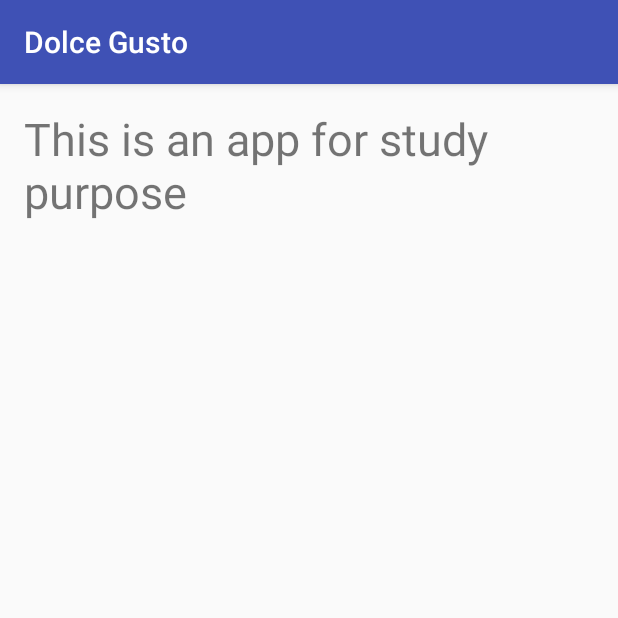
After one commit to rborcat/studies, an Android app: the AboutActivity screen opened directly, with no data from a screen before it, on a phone screen of 412 x 824 dp, the top half of it. The commit adds this screen. Run offline under Robolectric (Android 15) with nearby library versions, the light colour scheme and no system bars.

Commit message:
About section

```diff
--- a/android/DolceGusto/app/src/main/AndroidManifest.xml
+++ b/android/DolceGusto/app/src/main/AndroidManifest.xml
@@ -15,7 +15,8 @@
                 <category android:name="android.intent.category.LAUNCHER" />
             </intent-filter>
         </activity>
-        <activity android:name=".CapsulasActivity"></activity>
+        <activity android:name=".CapsulasActivity" />
+        <activity android:name=".AboutActivity"></activity>
     </application>
 
 </manifest>
--- /dev/null
+++ b/android/DolceGusto/app/src/main/java/com/upversionlab/dolcegusto/AboutActivity.java
@@ -0,0 +1,13 @@
+package com.upversionlab.dolcegusto;
+
+import android.support.v7.app.AppCompatActivity;
+import android.os.Bundle;
+
+public class AboutActivity extends AppCompatActivity {
+
+    @Override
+    protected void onCreate(Bundle savedInstanceState) {
+        super.onCreate(savedInstanceState);
+        setContentView(R.layout.activity_about);
+    }
+}
--- a/android/DolceGusto/app/src/main/java/com/upversionlab/dolcegusto/MainActivity.java
+++ b/android/DolceGusto/app/src/main/java/com/upversionlab/dolcegusto/MainActivity.java
@@ -66,5 +66,17 @@
                 }
             });
         }
+
+        Button aboutButton = (Button) findViewById(R.id.activity_main_about);
+        if (aboutButton != null) {
+            aboutButton.setOnClickListener(new View.OnClickListener() {
+                @Override
+                public void onClick(View v) {
+                    Intent intent = new Intent(MainActivity.this, AboutActivity.class);
+                    startActivity(intent);
+                }
+            });
+
+        }
     }
 }
--- /dev/null
+++ b/android/DolceGusto/app/src/main/res/layout/activity_about.xml
@@ -0,0 +1,19 @@
+<?xml version="1.0" encoding="utf-8"?>
+<RelativeLayout xmlns:android="http://schemas.android.com/apk/res/android"
+    xmlns:tools="http://schemas.android.com/tools"
+    android:layout_width="match_parent"
+    android:layout_height="match_parent"
+    android:paddingBottom="@dimen/activity_vertical_margin"
+    android:paddingLeft="@dimen/activity_horizontal_margin"
+    android:paddingRight="@dimen/activity_horizontal_margin"
+    android:paddingTop="@dimen/activity_vertical_margin"
+    tools:context="com.upversionlab.dolcegusto.AboutActivity">
+
+    <TextView
+        android:id="@+id/about_text"
+        android:layout_width="wrap_content"
+        android:layout_height="wrap_content"
+        android:text="This is an app for study purpose"
+        android:textSize="30dp"/>
+
+</RelativeLayout>
```
